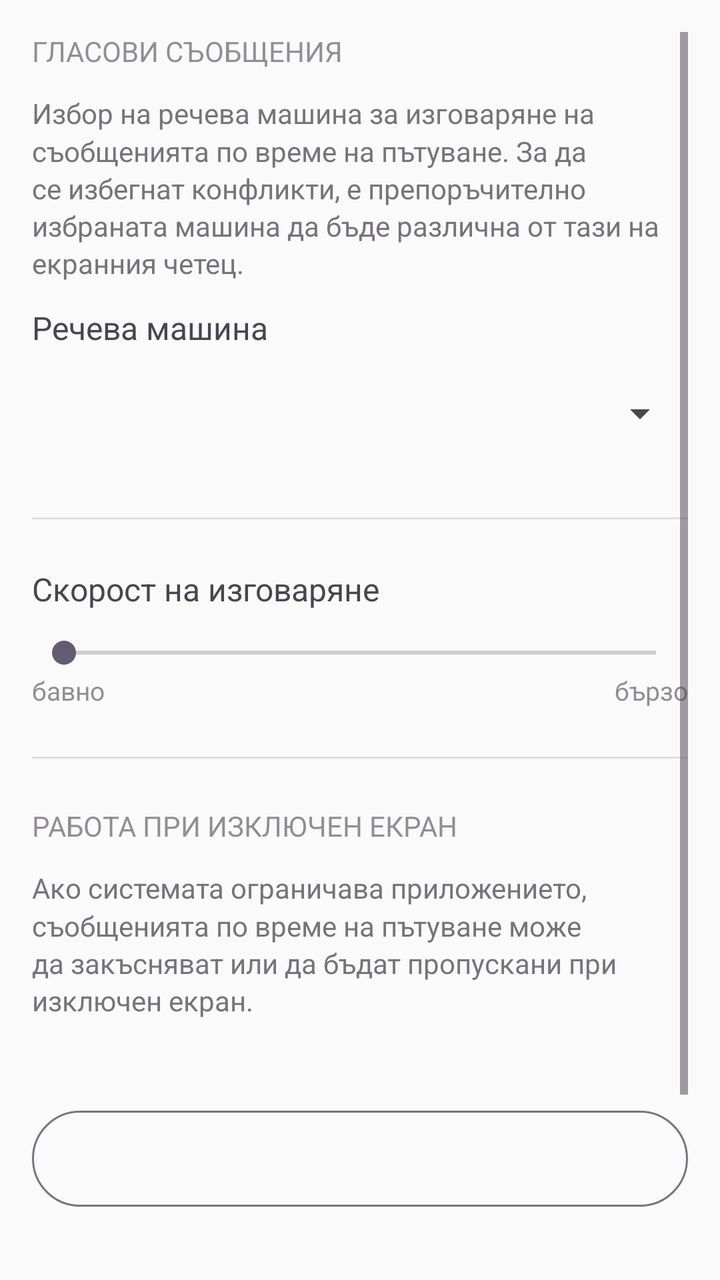
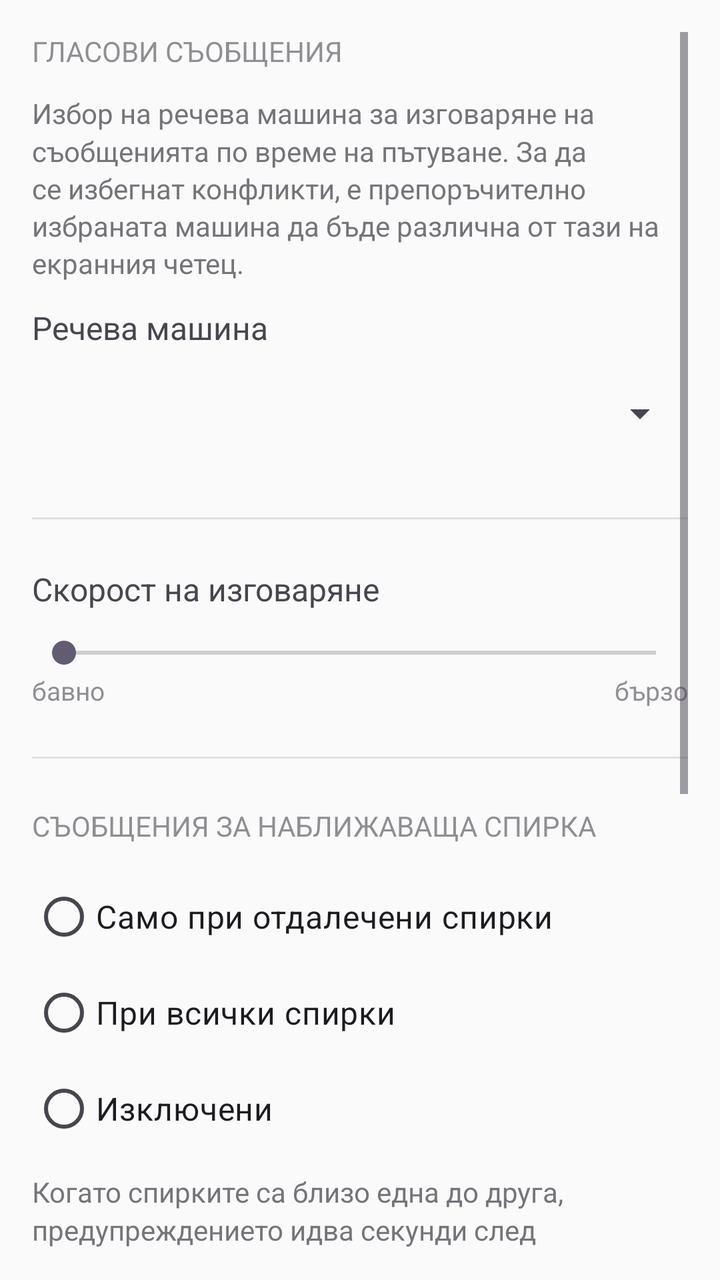

Two renders of the same Android screen: before a commit and after it. Below are the layout's source before the change and the commit's diff.
<!-- AndroidManifest.xml: application theme Theme.SofiaTransit -->
<!-- res/layout/fragment_settings.xml -->
<?xml version="1.0" encoding="utf-8"?>
<ScrollView xmlns:android="http://schemas.android.com/apk/res/android"
    android:layout_width="match_parent"
    android:layout_height="match_parent"
    android:padding="16dp">

    <LinearLayout
        android:layout_width="match_parent"
        android:layout_height="wrap_content"
        android:orientation="vertical">

        <TextView
            android:layout_width="match_parent"
            android:layout_height="wrap_content"
            android:text="Гласови съобщения"
            android:textSize="14sp"
            android:textAllCaps="true"
            android:alpha="0.6"
            android:accessibilityHeading="true"
            android:paddingBottom="12dp"/>

        
        <TextView
            android:layout_width="match_parent"
            android:layout_height="wrap_content"
            android:text="Избор на речева машина за изговаряне на съобщенията по време на пътуване. За да се избегнат конфликти, е препоръчително избраната машина да бъде различна от тази на екранния четец."
            android:textSize="14sp"
            android:alpha="0.75"
            android:lineSpacingMultiplier="1.15"
            android:paddingBottom="12dp"/>

        
        <TextView android:id="@+id/tvEngineLabel"
            android:layout_width="match_parent"
            android:layout_height="wrap_content"
            android:text="Речева машина"
            android:textSize="16sp"
            android:paddingBottom="4dp"/>

        <Spinner android:id="@+id/spinnerEngine"
            android:layout_width="match_parent"
            android:layout_height="56dp"
            android:minHeight="48dp"
            android:popupBackground="@color/surface"/>

        <View android:layout_width="match_parent" android:layout_height="1dp"
            android:background="#E0E0E0" android:layout_marginVertical="24dp"/>

        <TextView android:id="@+id/tvRateLabel"
            android:layout_width="match_parent"
            android:layout_height="wrap_content"
            android:text="Скорост на изговаряне"
            android:textSize="16sp"/>

        <SeekBar android:id="@+id/seekRate"
            android:layout_width="match_parent"
            android:layout_height="wrap_content"
            android:layout_marginTop="12dp"/>

        
        <LinearLayout
            android:layout_width="match_parent"
            android:layout_height="wrap_content"
            android:orientation="horizontal">

            <TextView
                android:layout_width="0dp" android:layout_weight="1"
                android:layout_height="wrap_content"
                android:text="бавно" android:textSize="13sp" android:alpha="0.6"/>

            <TextView android:id="@+id/tvRateValue"
                android:layout_width="0dp" android:layout_weight="1"
                android:layout_height="wrap_content"
                android:gravity="center"
                android:textSize="14sp"/>

            <TextView
                android:layout_width="0dp" android:layout_weight="1"
                android:layout_height="wrap_content"
                android:gravity="end"
                android:text="бързо" android:textSize="13sp" android:alpha="0.6"/>
        </LinearLayout>

        <View android:layout_width="match_parent" android:layout_height="1dp"
            android:background="#E0E0E0" android:layout_marginVertical="24dp"/>

        <TextView
            android:layout_width="match_parent"
            android:layout_height="wrap_content"
            android:text="Работа при изключен екран"
            android:textSize="14sp"
            android:textAllCaps="true"
            android:alpha="0.6"
            android:accessibilityHeading="true"
            android:paddingBottom="12dp"/>

        <TextView
            android:layout_width="match_parent"
            android:layout_height="wrap_content"
            android:text="Ако системата ограничава приложението, съобщенията по време на пътуване може да закъсняват или да бъдат пропускани при изключен екран."
            android:textSize="14sp"
            android:alpha="0.75"
            android:lineSpacingMultiplier="1.15"
            android:paddingBottom="12dp"/>

        <TextView android:id="@+id/tvBatteryStatus"
            android:layout_width="match_parent"
            android:layout_height="wrap_content"
            android:textSize="16sp"
            android:paddingBottom="8dp"/>

        <Button android:id="@+id/btnBatterySettings"
            android:layout_width="match_parent"
            android:layout_height="56dp"
            style="@style/Widget.Material3.Button.OutlinedButton"/>

        <View android:layout_width="match_parent" android:layout_height="1dp"
            android:background="#E0E0E0" android:layout_marginVertical="24dp"/>

        <Button android:id="@+id/btnTestSpeech"
            android:layout_width="match_parent"
            android:layout_height="56dp"
            android:layout_marginTop="20dp"
            android:text="Изпробвай гласа"
            style="@style/Widget.Material3.Button.TextButton"/>

    </LinearLayout>
</ScrollView>
<!-- resources referenced by this layout -->
<resources>
  <color name="surface">#FFFFFF</color>
  <style name="Theme.SofiaTransit" parent="Theme.Material3.DayNight.NoActionBar">
          <item name="colorPrimary">@color/primary</item>
          <item name="colorOnPrimary">@color/on_primary</item>
          <item name="colorPrimaryContainer">@color/primary_container</item>
          <item name="colorSurface">@color/surface</item>
          <item name="android:windowBackground">@color/background</item>
          
          <item name="android:textSize">16sp</item>
          
          <item name="minTouchTargetSize">48dp</item>
      </style>
  <color name="primary">#1565C0</color>
  <color name="on_primary">#FFFFFF</color>
  <color name="primary_container">#BBDEFB</color>
  <color name="background">#FAFAFA</color>
</resources>

<!-- the commit's change to res/layout/fragment_settings.xml (unified diff, before → after) -->
@@ -87,6 +87,52 @@
         <TextView
             android:layout_width="match_parent"
             android:layout_height="wrap_content"
+            android:text="Съобщения за наближаваща спирка"
+            android:textSize="14sp"
+            android:textAllCaps="true"
+            android:alpha="0.6"
+            android:accessibilityHeading="true"
+            android:paddingBottom="12dp"/>
+
+        <RadioGroup android:id="@+id/rgApproach"
+            android:layout_width="match_parent"
+            android:layout_height="wrap_content"
+            android:orientation="vertical">
+
+            <RadioButton android:id="@+id/rbApproachSparse"
+                android:layout_width="match_parent"
+                android:layout_height="wrap_content"
+                android:minHeight="48dp"
+                android:text="Само при отдалечени спирки"/>
+
+            <RadioButton android:id="@+id/rbApproachAll"
+                android:layout_width="match_parent"
+                android:layout_height="wrap_content"
+                android:minHeight="48dp"
+                android:text="При всички спирки"/>
+
+            <RadioButton android:id="@+id/rbApproachOff"
+                android:layout_width="match_parent"
+                android:layout_height="wrap_content"
+                android:minHeight="48dp"
+                android:text="Изключени"/>
+        </RadioGroup>
+
+        <TextView
+            android:layout_width="match_parent"
+            android:layout_height="wrap_content"
+            android:text="Когато спирките са близо една до друга, предупреждението идва секунди след потеглянето и не е от полза."
+            android:textSize="14sp"
+            android:alpha="0.75"
+            android:lineSpacingMultiplier="1.15"
+            android:paddingTop="8dp"/>
+
+        <View android:layout_width="match_parent" android:layout_height="1dp"
+            android:background="#E0E0E0" android:layout_marginVertical="24dp"/>
+
+        <TextView
+            android:layout_width="match_parent"
+            android:layout_height="wrap_content"
             android:text="Работа при изключен екран"
             android:textSize="14sp"
             android:textAllCaps="true"
